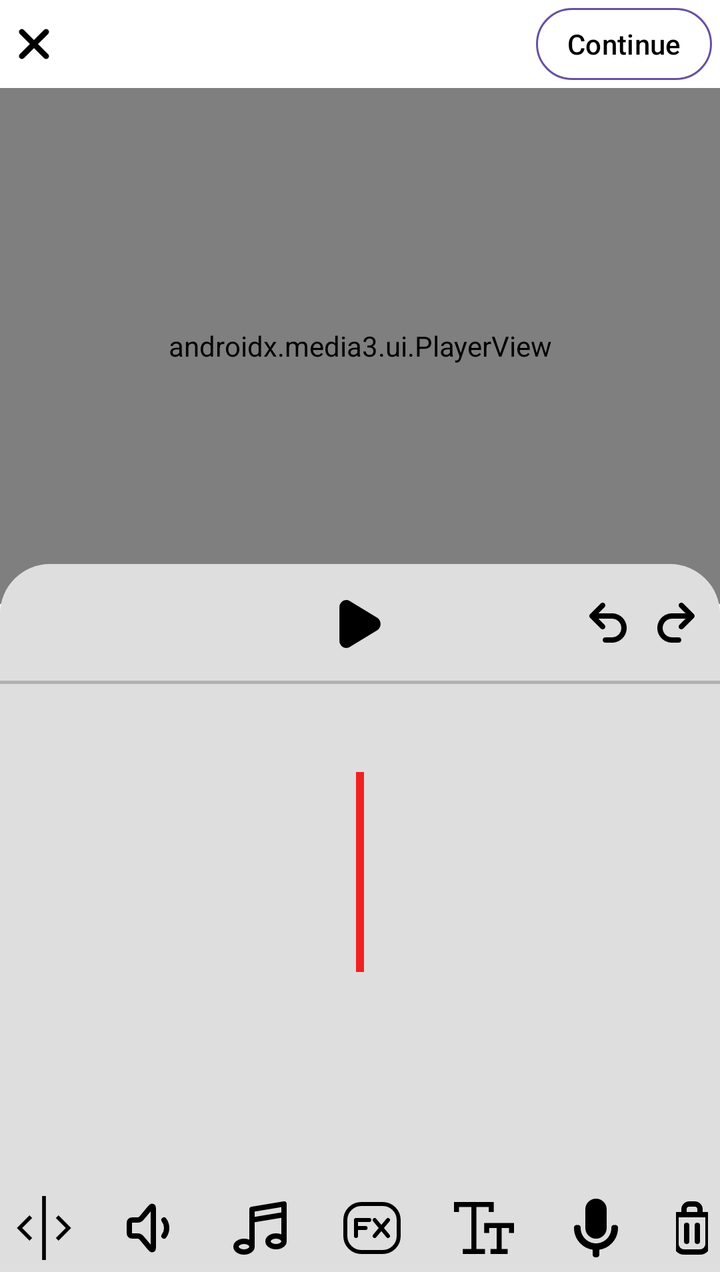
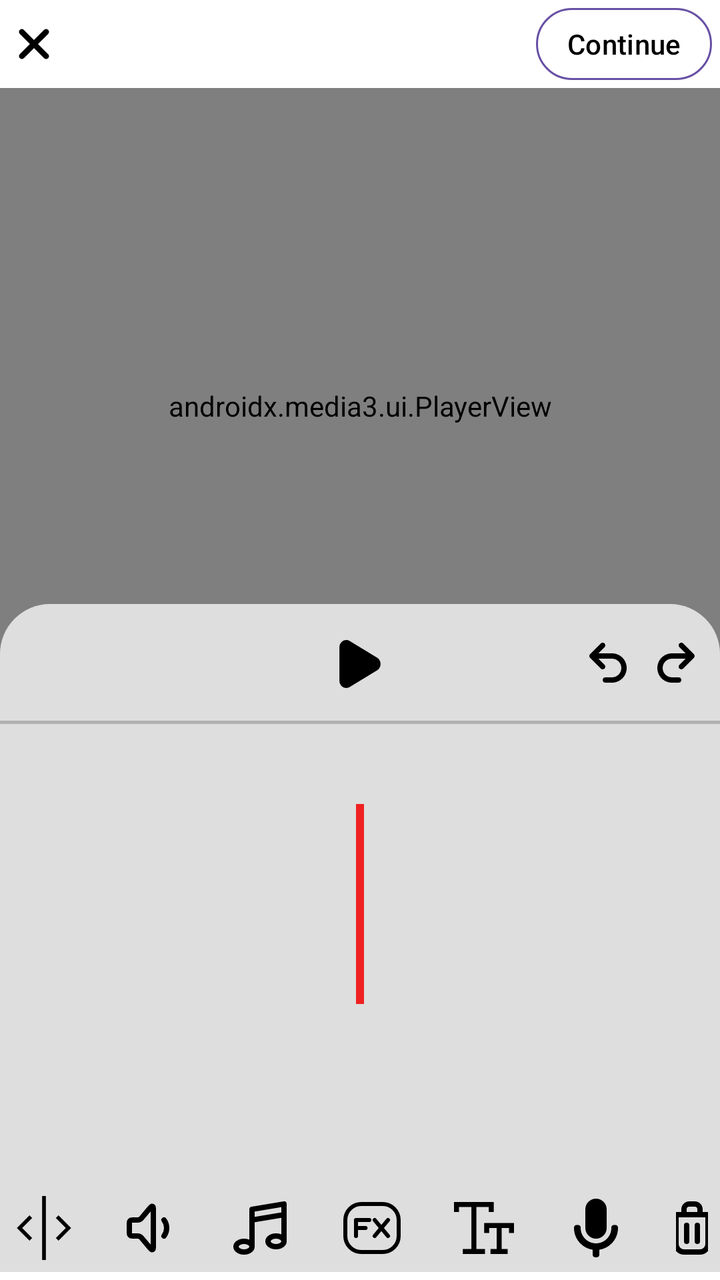

Before-and-after screenshots of an Android layout around one commit, followed by the original layout XML and the change that was made.
<!-- AndroidManifest.xml: application theme Theme.Media3 -->
<!-- res/layout/activity_video_editor.xml -->
<?xml version="1.0" encoding="utf-8"?>
<androidx.constraintlayout.widget.ConstraintLayout xmlns:android="http://schemas.android.com/apk/res/android"
    xmlns:app="http://schemas.android.com/apk/res-auto"
    xmlns:tools="http://schemas.android.com/tools"
    android:id="@+id/main"
    android:layout_width="match_parent"
    android:layout_height="match_parent"
    tools:context=".activities.VideoEditorActivity"
    android:background="@color/white">

    <ImageButton
        android:id="@+id/backBtn"
        android:layout_width="wrap_content"
        android:layout_height="wrap_content"
        android:background="?attr/selectableItemBackgroundBorderless"
        android:contentDescription="@string/back"
        android:src="@drawable/ic_cross"
        app:layout_constraintBottom_toBottomOf="@+id/button2"
        app:layout_constraintStart_toStartOf="parent"
        app:layout_constraintTop_toTopOf="@+id/button2"
        app:tint="@color/black"
        tools:ignore="TouchTargetSizeCheck" />


    <Button
        android:id="@+id/button2"
        android:layout_width="wrap_content"
        android:layout_height="36dp"
        android:layout_margin="4dp"
        android:background="@drawable/bg_curved_btn"
        android:padding="0dp"
        android:text="@string/Continue"
        android:textColor="@color/black"
        android:textSize="14sp"
        app:layout_constraintEnd_toEndOf="parent"
        app:layout_constraintTop_toTopOf="parent"
        tools:ignore="TouchTargetSizeCheck" />

    <androidx.media3.ui.PlayerView
        android:id="@+id/playerView"
        android:layout_width="match_parent"
        android:layout_height="0dp"
        android:layout_marginTop="4dp"
        android:layout_marginBottom="40dp"
        app:layout_constraintBottom_toTopOf="@+id/view"
        app:layout_constraintEnd_toEndOf="parent"
        app:layout_constraintHorizontal_bias="1.0"
        app:layout_constraintStart_toStartOf="parent"
        app:layout_constraintTop_toBottomOf="@+id/button2"
        app:layout_constraintVertical_bias="0.0" />

    <LinearLayout
        android:id="@+id/linearLayout"
        android:layout_width="match_parent"
        android:layout_height="wrap_content"
        android:gravity="center"
        android:padding="6dp"
        android:layout_marginBottom="4dp"
        android:background="#DEDEDE"
        android:orientation="horizontal"
        app:layout_constraintBottom_toBottomOf="parent"
        app:layout_constraintEnd_toEndOf="parent"
        app:layout_constraintStart_toStartOf="parent">

        <ImageButton
            android:layout_width="wrap_content"
            android:layout_height="wrap_content"
            android:layout_marginEnd="20dp"
            android:background="?attr/selectableItemBackgroundBorderless"
            android:contentDescription="@string/split"
            android:src="@drawable/ic_split2"
            app:tint="@color/black"
            tools:ignore="TouchTargetSizeCheck" />

        <ImageButton
            android:layout_width="wrap_content"
            android:layout_height="wrap_content"
            android:layout_marginEnd="24dp"
            android:background="?attr/selectableItemBackgroundBorderless"
            android:contentDescription="@string/adjust_volume"
            android:src="@drawable/ic_volume"
            app:tint="@color/black"
            tools:ignore="TouchTargetSizeCheck" />

        <ImageButton
            android:layout_width="wrap_content"
            android:layout_height="wrap_content"
            android:layout_marginEnd="24dp"
            android:background="?attr/selectableItemBackgroundBorderless"
            android:contentDescription="@string/music"
            android:src="@drawable/ic_music"
            app:tint="@color/black"
            tools:ignore="TouchTargetSizeCheck" />

        <ImageButton
            android:layout_width="wrap_content"
            android:layout_height="wrap_content"
            android:layout_marginEnd="24dp"
            android:background="?attr/selectableItemBackgroundBorderless"
            android:contentDescription="@string/effects"
            android:src="@drawable/ic_effects"
            app:tint="@color/black"
            tools:ignore="TouchTargetSizeCheck" />

        <ImageButton
            android:layout_width="wrap_content"
            android:layout_height="wrap_content"
            android:layout_marginEnd="24dp"
            android:background="?attr/selectableItemBackgroundBorderless"
            android:contentDescription="@string/add_text"
            android:src="@drawable/ic_text"
            app:tint="@color/black"
            tools:ignore="TouchTargetSizeCheck" />

        <ImageButton
            android:layout_width="wrap_content"
            android:layout_height="wrap_content"
            android:layout_marginEnd="24dp"
            android:background="?attr/selectableItemBackgroundBorderless"
            android:contentDescription="@string/voice_over"
            android:src="@drawable/ic_mic_black"
            app:tint="@color/black"
            tools:ignore="TouchTargetSizeCheck" />

        <ImageButton
            android:layout_width="wrap_content"
            android:layout_height="wrap_content"
            android:background="?attr/selectableItemBackgroundBorderless"
            android:contentDescription="@string/delete"
            android:src="@drawable/ic_delete"
            app:tint="@color/black"
            tools:ignore="TouchTargetSizeCheck" />

    </LinearLayout>


    <androidx.constraintlayout.widget.ConstraintLayout
        android:id="@+id/constraintLayout"
        android:layout_width="match_parent"
        android:layout_height="60dp"
        android:background="@drawable/bg_rounded_top"
        app:layout_constraintBottom_toTopOf="@+id/view"
        app:layout_constraintEnd_toEndOf="parent"
        app:layout_constraintStart_toStartOf="parent">


        <ImageButton
            android:id="@+id/imageButton2"
            android:layout_width="wrap_content"
            android:layout_height="wrap_content"
            android:background="?attr/selectableItemBackgroundBorderless"
            android:contentDescription="@string/play"
            android:padding="6dp"
            android:src="@drawable/ic_play"
            app:layout_constraintBottom_toBottomOf="parent"
            app:layout_constraintEnd_toEndOf="parent"
            app:layout_constraintStart_toStartOf="parent"
            app:layout_constraintTop_toTopOf="parent"
            app:tint="@color/black"
            tools:ignore="TouchTargetSizeCheck" />

        <ImageButton
            android:id="@+id/imageButton3"
            android:layout_width="wrap_content"
            android:layout_height="wrap_content"
            android:layout_marginEnd="6dp"
            android:background="?attr/selectableItemBackgroundBorderless"
            android:contentDescription="@string/redo"
            android:src="@drawable/ic_redoxx"
            app:layout_constraintBottom_toBottomOf="parent"
            app:layout_constraintEnd_toEndOf="parent"
            app:layout_constraintTop_toTopOf="parent"
            app:tint="@color/black"
            tools:ignore="TouchTargetSizeCheck" />

        <ImageButton
            android:layout_width="wrap_content"
            android:layout_height="wrap_content"
            android:layout_marginEnd="2dp"
            android:background="?attr/selectableItemBackgroundBorderless"
            android:contentDescription="@string/undo"
            android:src="@drawable/ic_undox"
            app:layout_constraintBottom_toBottomOf="parent"
            app:layout_constraintEnd_toStartOf="@+id/imageButton3"
            app:layout_constraintTop_toTopOf="parent"
            app:tint="@color/black"
            tools:ignore="TouchTargetSizeCheck" />


        <com.google.android.material.divider.MaterialDivider
            android:layout_width="0dp"
            android:layout_height="1.5dp"
            app:dividerColor="#B1B1B1"
            app:layout_constraintBottom_toBottomOf="parent"
            app:layout_constraintEnd_toEndOf="parent"
            app:layout_constraintStart_toStartOf="parent" />

    </androidx.constraintlayout.widget.ConstraintLayout>


    <FrameLayout
        android:id="@+id/view"
        android:layout_width="match_parent"
        android:layout_height="250dp"
        android:background="#DEDEDE"
        android:padding="4dp"
        app:layout_constraintBottom_toTopOf="@+id/linearLayout">

        <androidx.constraintlayout.widget.ConstraintLayout
            android:layout_width="match_parent"
            android:layout_height="match_parent"
            android:background="#DEDEDE">

            <androidx.recyclerview.widget.RecyclerView
                android:id="@+id/recyclerView"
                android:layout_width="0dp"
                android:layout_height="wrap_content"
                android:layout_marginHorizontal="8dp"
                android:layout_marginTop="10dp"
                android:overScrollMode="ifContentScrolls"
                app:layout_constraintEnd_toEndOf="parent"
                app:layout_constraintStart_toStartOf="parent"
                app:layout_constraintTop_toTopOf="@+id/linearLayout2" />

            <LinearLayout
                android:id="@+id/linearLayout2"
                android:layout_width="4dp"
                android:layout_height="100dp"
                android:layout_marginTop="40dp"
                android:background="#EF2121"
                android:orientation="vertical"
                app:layout_constraintEnd_toEndOf="parent"
                app:layout_constraintStart_toStartOf="parent"
                app:layout_constraintTop_toTopOf="parent" />


        </androidx.constraintlayout.widget.ConstraintLayout>

    </FrameLayout>


</androidx.constraintlayout.widget.ConstraintLayout>
<!-- resources referenced by this layout -->
<resources>
  <color name="black">#FF000000</color>
  <color name="white">#FFFFFFFF</color>
  <!-- drawable bg_curved_btn (drawable) -->
  <?xml version="1.0" encoding="utf-8"?>
  <shape xmlns:android="http://schemas.android.com/apk/res/android"
      android:shape="rectangle">
      <corners android:radius="25dp"/>
      <stroke android:color="@color/black" android:width="1dp"/>
      <solid android:color="@android:color/transparent"/>
  </shape>
  <!-- drawable bg_rounded_top (drawable) -->
  <?xml version="1.0" encoding="utf-8"?>
  <shape xmlns:android="http://schemas.android.com/apk/res/android"
      android:shape="rectangle">
      <corners android:topLeftRadius="25dp" android:topRightRadius="25dp"
          android:bottomLeftRadius="0dp" android:bottomRightRadius="0dp"/>
      <solid android:color="#DEDEDE"/>
  </shape>
  <!-- drawable ic_music (drawable) -->
  <vector xmlns:android="http://schemas.android.com/apk/res/android" android:height="32dp" android:viewportHeight="24" android:viewportWidth="24" android:width="32dp">
        
      <path android:fillColor="#00000000" android:pathData="M9,19C9,20.105 7.657,21 6,21C4.343,21 3,20.105 3,19C3,17.895 4.343,17 6,17C7.657,17 9,17.895 9,19ZM9,19V5L21,3V17M21,17C21,18.105 19.657,19 18,19C16.343,19 15,18.105 15,17C15,15.895 16.343,15 18,15C19.657,15 21,15.895 21,17ZM9,9L21,7" android:strokeColor="#000000" android:strokeLineCap="round" android:strokeLineJoin="round" android:strokeWidth="2"/>
      
  </vector>
  <!-- drawable ic_play (drawable) -->
  <vector xmlns:android="http://schemas.android.com/apk/res/android" android:height="24dp" android:viewportHeight="7" android:viewportWidth="7" android:width="24dp">
        
      <path android:fillColor="#000000" android:fillType="evenOdd" android:pathData="M5.9948,2.5732L2.0008,0.1421C1.3321,-0.2646 0.5,0.25 0.5,1.0688L0.5,5.9309C0.5,6.751 1.3321,7.2644 2.0008,6.8577L5.9948,4.4277C6.6684,4.0178 6.6684,2.9832 5.9948,2.5732" android:strokeColor="#00000000" android:strokeWidth="1"/>
      
  </vector>
  <!-- drawable ic_split2 (drawable) -->
  <vector xmlns:android="http://schemas.android.com/apk/res/android" android:height="32dp" android:viewportHeight="17" android:viewportWidth="17" android:width="32dp">
        
      <path android:fillColor="#000000" android:pathData="M5.354,5.854l-2.647,2.646 2.646,2.646 -0.707,0.707 -3.353,-3.353 3.354,-3.354 0.707,0.708zM12.354,5.146l-0.707,0.707 2.646,2.647 -2.646,2.646 0.707,0.707 3.353,-3.353 -3.353,-3.354zM8,17h1v-17h-1v17z"/>
      
  </vector>
  <!-- drawable ic_text (drawable) -->
  <vector xmlns:android="http://schemas.android.com/apk/res/android" android:height="32dp" android:viewportHeight="16" android:viewportWidth="16" android:width="32dp">
        
      <path android:fillColor="#000000" android:pathData="M6.1,2.75h3.09V4h1.25V1.5H0.5V4h1.25V2.75h3.1v10.5H2.7v1.25h5.55v-1.25H6.1V2.75z"/>
        
      <path android:fillColor="#000000" android:pathData="M12.4,6.75H8.06v2.5h1.25V8h1.84v5.25H9.63v1.25h4.3v-1.25H12.4V8h1.85v1.25h1.25v-2.5h-3.1z"/>
      
  </vector>
  <string name="Continue">Continue</string>
  <string name="add_text">add Text</string>
  <string name="adjust_volume">Adjust Volume</string>
  <string name="back">back</string>
  <string name="delete">delete</string>
  <string name="effects">effects</string>
  <string name="music">Music</string>
  <string name="play">play</string>
  <string name="redo">redo</string>
  <string name="split">split</string>
  <string name="undo">undo</string>
  <string name="voice_over">Voice Over</string>
  <style name="Theme.Media3" parent="Base.Theme.Media3" />
  <style name="Base.Theme.Media3" parent="Theme.Material3.DayNight.NoActionBar">
          
          
  
      </style>
  <!-- unchanged entries left out for length: 7 -->
</resources>

<!-- the commit's change to res/layout/activity_video_editor.xml (unified diff, before → after) -->
@@ -41,8 +41,7 @@
         android:layout_width="match_parent"
         android:layout_height="0dp"
         android:layout_marginTop="4dp"
-        android:layout_marginBottom="40dp"
-        app:layout_constraintBottom_toTopOf="@+id/view"
+        app:layout_constraintBottom_toBottomOf="@+id/constraintLayout"
         app:layout_constraintEnd_toEndOf="parent"
         app:layout_constraintHorizontal_bias="1.0"
         app:layout_constraintStart_toStartOf="parent"
@@ -139,7 +138,7 @@
         android:layout_width="match_parent"
         android:layout_height="60dp"
         android:background="@drawable/bg_rounded_top"
-        app:layout_constraintBottom_toTopOf="@+id/view"
+        app:layout_constraintBottom_toTopOf="@+id/constraintLayout3"
         app:layout_constraintEnd_toEndOf="parent"
         app:layout_constraintStart_toStartOf="parent">
 
@@ -198,45 +197,37 @@
     </androidx.constraintlayout.widget.ConstraintLayout>
 
 
-    <FrameLayout
-        android:id="@+id/view"
-        android:layout_width="match_parent"
-        android:layout_height="250dp"
+    <androidx.constraintlayout.widget.ConstraintLayout
+        android:id="@+id/constraintLayout3"
+        android:layout_width="match_parent"
+        android:layout_height="230dp"
         android:background="#DEDEDE"
-        android:padding="4dp"
         app:layout_constraintBottom_toTopOf="@+id/linearLayout">
 
-        <androidx.constraintlayout.widget.ConstraintLayout
-            android:layout_width="match_parent"
-            android:layout_height="match_parent"
-            android:background="#DEDEDE">
-
-            <androidx.recyclerview.widget.RecyclerView
-                android:id="@+id/recyclerView"
-                android:layout_width="0dp"
-                android:layout_height="wrap_content"
-                android:layout_marginHorizontal="8dp"
-                android:layout_marginTop="10dp"
-                android:overScrollMode="ifContentScrolls"
-                app:layout_constraintEnd_toEndOf="parent"
-                app:layout_constraintStart_toStartOf="parent"
-                app:layout_constraintTop_toTopOf="@+id/linearLayout2" />
-
-            <LinearLayout
-                android:id="@+id/linearLayout2"
-                android:layout_width="4dp"
-                android:layout_height="100dp"
-                android:layout_marginTop="40dp"
-                android:background="#EF2121"
-                android:orientation="vertical"
-                app:layout_constraintEnd_toEndOf="parent"
-                app:layout_constraintStart_toStartOf="parent"
-                app:layout_constraintTop_toTopOf="parent" />
-
-
-        </androidx.constraintlayout.widget.ConstraintLayout>
-
-    </FrameLayout>
+        <androidx.recyclerview.widget.RecyclerView
+            android:id="@+id/recyclerView"
+            android:layout_width="0dp"
+            android:layout_height="wrap_content"
+            android:layout_marginHorizontal="8dp"
+            android:layout_marginTop="10dp"
+            android:overScrollMode="ifContentScrolls"
+            app:layout_constraintEnd_toEndOf="parent"
+            app:layout_constraintStart_toStartOf="parent"
+            app:layout_constraintTop_toTopOf="@+id/linearLayout2" />
+
+        <LinearLayout
+            android:id="@+id/linearLayout2"
+            android:layout_width="4dp"
+            android:layout_height="100dp"
+            android:layout_marginTop="40dp"
+            android:background="#EF2121"
+            android:orientation="vertical"
+            app:layout_constraintEnd_toEndOf="parent"
+            app:layout_constraintStart_toStartOf="parent"
+            app:layout_constraintTop_toTopOf="parent" />
+
+
+    </androidx.constraintlayout.widget.ConstraintLayout>
 
 
 </androidx.constraintlayout.widget.ConstraintLayout>
